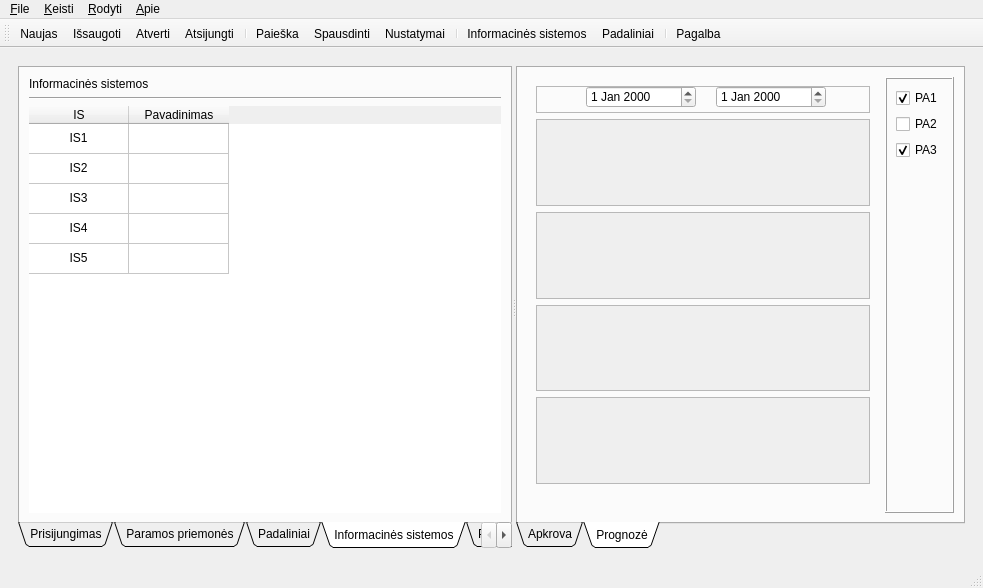
Qt form 3/layout/mainwindow.ui (tuxmark5/HCI) before a commit.
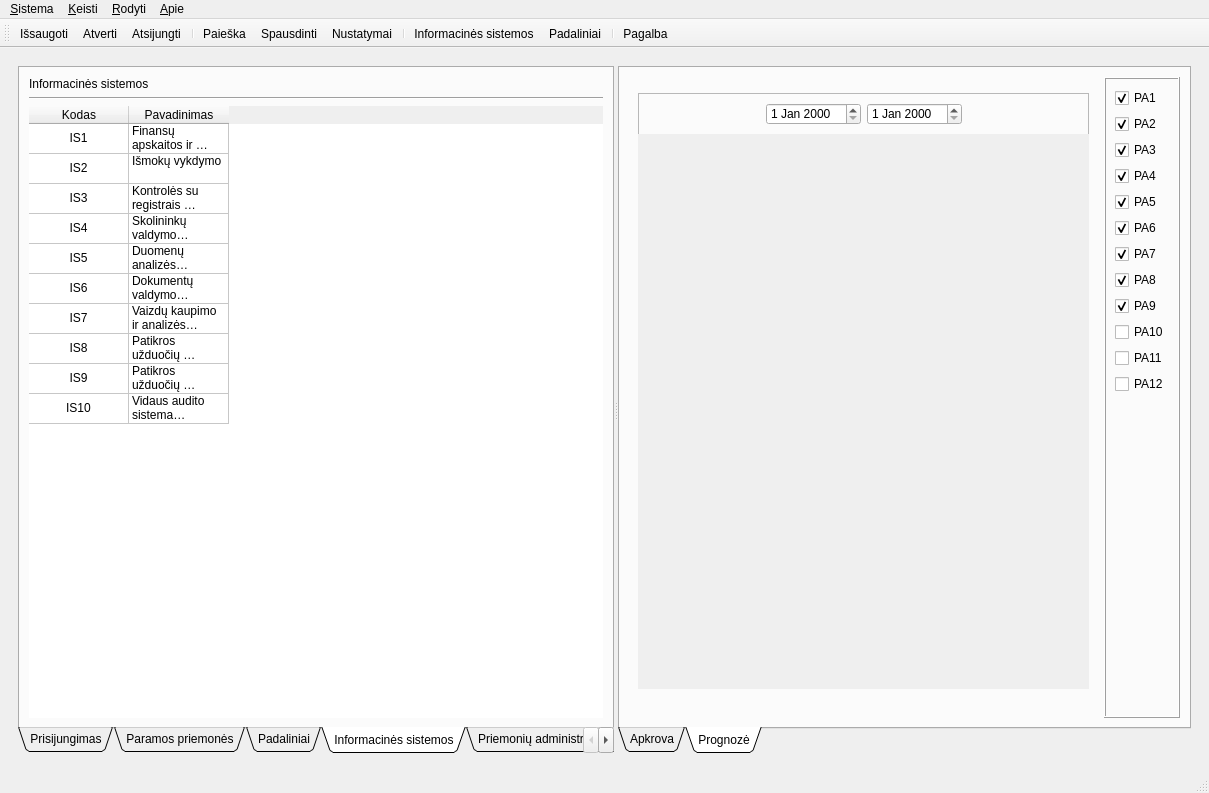
The same form after that commit. The open tabs and pages were chosen to show the change. Icons and pictures are not drawn.

What changed in the file:
```diff
--- a/3/layout/mainwindow.ui
+++ b/3/layout/mainwindow.ui
@@ -6,8 +6,8 @@
    <rect>
     <x>0</x>
     <y>0</y>
-    <width>983</width>
-    <height>588</height>
+    <width>1209</width>
+    <height>793</height>
    </rect>
   </property>
   <property name="minimumSize">
@@ -58,7 +58,7 @@
            <enum>QTabWidget::Triangular</enum>
           </property>
           <property name="currentIndex">
-           <number>7</number>
+           <number>3</number>
           </property>
           <property name="elideMode">
            <enum>Qt::ElideNone</enum>
@@ -126,7 +126,7 @@
                   </size>
                  </property>
                  <property name="title">
-                  <string>Prisijungimo duomenys</string>
+                  <string>Duomenys</string>
                  </property>
                  <layout class="QFormLayout" name="formLayout">
                   <property name="fieldGrowthPolicy">
@@ -280,19 +280,6 @@
                  </layout>
                 </widget>
                </item>
-               <item>
-                <spacer name="verticalSpacer_3">
-                 <property name="orientation">
-                  <enum>Qt::Vertical</enum>
-                 </property>
-                 <property name="sizeHint" stdset="0">
-                  <size>
-                   <width>20</width>
-                   <height>155</height>
-                  </size>
-                 </property>
-                </spacer>
-               </item>
                <item>
                 <spacer name="horizontalSpacer_2">
                  <property name="orientation">
@@ -650,9 +637,34 @@
                 <string>5.</string>
                </property>
               </row>
+              <row>
+               <property name="text">
+                <string>New Row</string>
+               </property>
+              </row>
+              <row>
+               <property name="text">
+                <string>New Row</string>
+               </property>
+              </row>
+              <row>
+               <property name="text">
+                <string>New Row</string>
+               </property>
+              </row>
+              <row>
+               <property name="text">
+                <string>New Row</string>
+               </property>
+              </row>
+              <row>
+               <property name="text">
+                <string>New Row</string>
+               </property>
+              </row>
               <column>
                <property name="text">
-                <string>IS</string>
+                <string>Kodas</string>
                </property>
                <property name="textAlignment">
                 <set>AlignHCenter|AlignVCenter|AlignCenter</set>
@@ -673,7 +685,8 @@
               </item>
               <item row="0" column="1">
                <property name="text">
-                <string/>
+                <string>Finansų apskaitos ir valdymo
+</string>
                </property>
               </item>
               <item row="1" column="0">
@@ -686,7 +699,8 @@
               </item>
               <item row="1" column="1">
                <property name="text">
-                <string/>
+                <string>Išmokų vykdymo
+</string>
                </property>
               </item>
               <item row="2" column="0">
@@ -699,7 +713,8 @@
               </item>
               <item row="2" column="1">
                <property name="text">
-                <string/>
+                <string>Kontrolės su registrais 
+</string>
                </property>
               </item>
               <item row="3" column="0">
@@ -712,7 +727,8 @@
               </item>
               <item row="3" column="1">
                <property name="text">
-                <string/>
+                <string>Skolininkų valdymo
+</string>
                </property>
               </item>
               <item row="4" column="0">
@@ -723,6 +739,82 @@
                 <set>AlignHCenter|AlignVCenter|AlignCenter</set>
                </property>
               </item>
+              <item row="4" column="1">
+               <property name="text">
+                <string>Duomenų analizės
+</string>
+               </property>
+              </item>
+              <item row="5" column="0">
+               <property name="text">
+                <string>IS6</string>
+               </property>
+               <property name="textAlignment">
+                <set>AlignHCenter|AlignVCenter|AlignCenter</set>
+               </property>
+              </item>
+              <item row="5" column="1">
+               <property name="text">
+                <string>Dokumentų valdymo
+</string>
+               </property>
+              </item>
+              <item row="6" column="0">
+               <property name="text">
+                <string>IS7</string>
+               </property>
+               <property name="textAlignment">
+                <set>AlignHCenter|AlignVCenter|AlignCenter</set>
+               </property>
+              </item>
+              <item row="6" column="1">
+               <property name="text">
+                <string>Vaizdų kaupimo ir analizės
+</string>
+               </property>
+              </item>
+              <item row="7" column="0">
+               <property name="text">
+                <string>IS8</string>
+               </property>
+               <property name="textAlignment">
+                <set>AlignHCenter|AlignVCenter|AlignCenter</set>
+               </property>
+              </item>
+              <item row="7" column="1">
+               <property name="text">
+                <string>Patikros užduočių planavimo 
+</string>
+               </property>
+              </item>
+              <item row="8" column="0">
+               <property name="text">
+                <string>IS9</string>
+               </property>
+               <property name="textAlignment">
+                <set>AlignHCenter|AlignVCenter|AlignCenter</set>
+               </property>
+              </item>
+              <item row="8" column="1">
+               <property name="text">
+                <string>Patikros užduočių vykdymo 
+</string>
+               </property>
+              </item>
+              <item row="9" column="0">
+               <property name="text">
+                <string>IS10</string>
+               </property>
+               <property name="textAlignment">
+                <set>AlignHCenter|AlignVCenter|AlignCenter</set>
+               </property>
+              </item>
+              <item row="9" column="1">
+               <property name="text">
+                <string>Vidaus audito sistema
+</string>
+               </property>
+              </item>
              </widget>
             </item>
            </layout>
@@ -1133,41 +1225,23 @@
            <attribute name="title">
             <string>Istoriniai duomenys</string>
            </attribute>
+           <layout class="QVBoxLayout" name="verticalLayout_11">
+            <item>
            <widget class="QLabel" name="label_8">
-            <property name="geometry">
-             <rect>
-              <x>10</x>
-              <y>10</y>
-              <width>241</width>
-              <height>16</height>
-             </rect>
-            </property>
             <property name="text">
              <string>Istoriniai duomenys</string>
             </property>
            </widget>
+            </item>
+            <item>
            <widget class="Line" name="line_6">
-            <property name="geometry">
-             <rect>
-              <x>70</x>
-              <y>40</y>
-              <width>118</width>
-              <height>3</height>
-             </rect>
-            </property>
             <property name="orientation">
              <enum>Qt::Horizontal</enum>
             </property>
            </widget>
+            </item>
+            <item>
            <widget class="QTableWidget" name="tableWidget_7">
-            <property name="geometry">
-             <rect>
-              <x>10</x>
-              <y>50</y>
-              <width>471</width>
-              <height>151</height>
-             </rect>
-            </property>
             <attribute name="verticalHeaderVisible">
              <bool>false</bool>
             </attribute>
@@ -1247,6 +1321,8 @@
              </property>
             </item>
            </widget>
+            </item>
+           </layout>
           </widget>
          </widget>
          <widget class="QTabWidget" name="tabWidget_2">
@@ -1280,70 +1356,142 @@
               </property>
               <layout class="QVBoxLayout" name="verticalLayout_13">
                <item>
-                <widget class="QScrollArea" name="scrollArea_5">
+                <widget class="QScrollArea" name="scrollArea_10">
+                 <property name="minimumSize">
+                  <size>
+                   <width>0</width>
+                   <height>0</height>
+                  </size>
+                 </property>
+                 <property name="frameShape">
+                  <enum>QFrame::NoFrame</enum>
+                 </property>
                  <property name="widgetResizable">
                   <bool>true</bool>
                  </property>
-                 <widget class="QWidget" name="scrollAreaWidgetContents_5">
+                 <widget class="QWidget" name="scrollAreaWidgetContents_10">
                   <property name="geometry">
                    <rect>
                     <x>0</x>
                     <y>0</y>
-                    <width>330</width>
-                    <height>93</height>
+                    <width>1180</width>
+                    <height>700</height>
                    </rect>
                   </property>
-                 </widget>
-                </widget>
+                  <layout class="QVBoxLayout" name="verticalLayout_15">
+                   <item>
+                    <widget class="QLabel" name="label_9">
+                     <property name="sizePolicy">
+                      <sizepolicy hsizetype="Preferred" vsizetype="Preferred">
+                       <horstretch>0</horstretch>
+                       <verstretch>0</verstretch>
+                      </sizepolicy>
+                     </property>
+                     <property name="minimumSize">
+                      <size>
+                       <width>0</width>
+                       <height>0</height>
+                      </size>
+                     </property>
+                     <property name="text">
+                      <string/>
+                     </property>
+                     <property name="pixmap">
+                      <pixmap>images/Function_graphics.png</pixmap>
+                     </property>
+                     <property name="scaledContents">
+                      <bool>false</bool>
+                     </property>
+                     <property name="margin">
+                      <number>0</number>
+                     </property>
+                    </widget>
                </item>
                <item>
-                <widget class="QScrollArea" name="scrollArea_6">
-                 <property name="widgetResizable">
-                  <bool>true</bool>
-                 </property>
-                 <widget class="QWidget" name="scrollAreaWidgetContents_6">
-                  <property name="geometry">
-                   <rect>
-                    <x>0</x>
-                    <y>0</y>
-                    <width>330</width>
-                    <height>92</height>
-                   </rect>
-                  </property>
-                 </widget>
-                </widget>
+                    <widget class="QLabel" name="label_10">
+                     <property name="sizePolicy">
+                      <sizepolicy hsizetype="Preferred" vsizetype="Preferred">
+                       <horstretch>0</horstretch>
+                       <verstretch>0</verstretch>
+                      </sizepolicy>
+                     </property>
+                     <property name="minimumSize">
+                      <size>
+                       <width>0</width>
+                       <height>0</height>
+                      </size>
+                     </property>
+                     <property name="text">
+                      <string/>
+                     </property>
+                     <property name="pixmap">
+                      <pixmap>images/apkrova_line.png</pixmap>
+                     </property>
+                     <property name="scaledContents">
+                      <bool>false</bool>
+                     </property>
+                     <property name="margin">
+                      <number>0</number>
+                     </property>
+                    </widget>
                </item>
                <item>
-                <widget class="QScrollArea" name="scrollArea_7">
-                 <property name="widgetResizable">
-                  <bool>true</bool>
-                 </property>
-                 <widget class="QWidget" name="scrollAreaWidgetContents_7">
-                  <property name="geometry">
-                   <rect>
-                    <x>0</x>
-                    <y>0</y>
-                    <width>330</width>
-                    <height>93</height>
-                   </rect>
-                  </property>
-                 </widget>
-                </widget>
+                    <widget class="QLabel" name="label_11">
+                     <property name="sizePolicy">
+                      <sizepolicy hsizetype="Preferred" vsizetype="Preferred">
+                       <horstretch>0</horstretch>
+                       <verstretch>0</verstretch>
+                      </sizepolicy>
+                     </property>
+                     <property name="minimumSize">
+                      <size>
+                       <width>0</width>
+                       <height>0</height>
+                      </size>
+                     </property>
+                     <property name="text">
+                      <string/>
+                     </property>
+                     <property name="pixmap">
+                      <pixmap>images/Function_graphics.png</pixmap>
+                     </property>
+                     <property name="scaledContents">
+                      <bool>false</bool>
+                     </property>
+                     <property name="margin">
+                      <number>0</number>
+                     </property>
+                    </widget>
                </item>
                <item>
-                <widget class="QScrollArea" name="scrollArea_8">
-                 <property name="widgetResizable">
-                  <bool>true</bool>
-                 </property>
-                 <widget class="QWidget" name="scrollAreaWidgetContents_8">
-                  <property name="geometry">
-                   <rect>
-                    <x>0</x>
-                    <y>0</y>
-                    <width>330</width>
-                    <height>92</height>
-                   </rect>
-                  </property>
+                    <widget class="QLabel" name="label_12">
+                     <property name="sizePolicy">
+                      <sizepolicy hsizetype="Preferred" vsizetype="Preferred">
+                       <horstretch>0</horstretch>
+                       <verstretch>0</verstretch>
+                      </sizepolicy>
+                     </property>
+                     <property name="minimumSize">
+                      <size>
+                       <width>0</width>
+                       <height>0</height>
+                      </size>
+                     </property>
+                     <property name="text">
+                      <string/>
+                     </property>
+                     <property name="pixmap">
+                      <pixmap>images/Function_graphics.png</pixmap>
+                     </property>
+                     <property name="scaledContents">
+                      <bool>false</bool>
+                     </property>
+                     <property name="margin">
+                      <number>0</number>
+                     </property>
+                    </widget>
+                   </item>
+                  </layout>
                  </widget>
                 </widget>
                </item>
@@ -1402,6 +1550,96 @@
                  </property>
                 </widget>
                </item>
+               <item>
+                <widget class="QCheckBox" name="checkBox_24">
+                 <property name="text">
+                  <string>PA4</string>
+                 </property>
+                 <property name="checked">
+                  <bool>true</bool>
+                 </property>
+                </widget>
+               </item>
+               <item>
+                <widget class="QCheckBox" name="checkBox_16">
+                 <property name="text">
+                  <string>PA5</string>
+                 </property>
+                 <property name="checked">
+                  <bool>true</bool>
+                 </property>
+                </widget>
+               </item>
+               <item>
+                <widget class="QCheckBox" name="checkBox_18">
+                 <property name="text">
+                  <string>PA6</string>
+                 </property>
+                 <property name="checked">
+                  <bool>true</bool>
+                 </property>
+                </widget>
+               </item>
+               <item>
+                <widget class="QCheckBox" name="checkBox_22">
+                 <property name="text">
+                  <string>PA7</string>
+                 </property>
+                 <property name="checked">
+                  <bool>true</bool>
+                 </property>
+                </widget>
+               </item>
+               <item>
+                <widget class="QCheckBox" name="checkBox_19">
+                 <property name="text">
+                  <string>PA8</string>
+                 </property>
+                 <property name="checked">
+                  <bool>true</bool>
+                 </property>
+                </widget>
+               </item>
+               <item>
+                <widget class="QCheckBox" name="checkBox_17">
+                 <property name="text">
+                  <string>PA9</string>
+                 </property>
+                 <property name="checked">
+                  <bool>true</bool>
+                 </property>
+                </widget>
+               </item>
+               <item>
+                <widget class="QCheckBox" name="checkBox_20">
+                 <property name="text">
+                  <string>PA10</string>
+                 </property>
+                 <property name="checked">
+                  <bool>false</bool>
+                 </property>
+                </widget>
+               </item>
+               <item>
+                <widget class="QCheckBox" name="checkBox_23">
+                 <property name="text">
+                  <string>PA11</string>
+                 </property>
+                 <property name="checked">
+                  <bool>false</bool>
+                 </property>
+                </widget>
+               </item>
+               <item>
+                <widget class="QCheckBox" name="checkBox_21">
+                 <property name="text">
+                  <string>PA12</string>
+                 </property>
+                 <property name="checked">
+                  <bool>false</bool>
+                 </property>
+                </widget>
+               </item>
                <item>
                 <spacer name="verticalSpacer_5">
                  <property name="orientation">
@@ -1439,7 +1677,7 @@
                  <property name="minimumSize">
                   <size>
                    <width>0</width>
-                   <height>27</height>
+                   <height>42</height>
                   </size>
                  </property>
                  <property name="maximumSize">
@@ -1454,95 +1692,112 @@
                  <property name="frameShadow">
                   <enum>QFrame::Raised</enum>
                  </property>
-                 <widget class="QDateEdit" name="dateEdit">
-                  <property name="geometry">
-                   <rect>
-                    <x>50</x>
-                    <y>0</y>
-                    <width>110</width>
-                    <height>22</height>
-                   </rect>
-                  </property>
-                 </widget>
-                 <widget class="QDateEdit" name="dateEdit_2">
-                  <property name="geometry">
-                   <rect>
-                    <x>180</x>
-                    <y>0</y>
-                    <width>110</width>
-                    <height>22</height>
-                   </rect>
-                  </property>
-                 </widget>
-                </widget>
+                 <layout class="QHBoxLayout" name="horizontalLayout_3">
+                  <item>
+                   <spacer name="horizontalSpacer_4">
+                    <property name="orientation">
+                     <enum>Qt::Horizontal</enum>
+                    </property>
+                    <property name="sizeHint" stdset="0">
+                     <size>
+                      <width>40</width>
+                      <height>20</height>
+                     </size>
+                    </property>
+                   </spacer>
                </item>
                <item>
-                <widget class="QScrollArea" name="scrollArea_4">
-                 <property name="widgetResizable">
-                  <bool>true</bool>
-                 </property>
-                 <widget class="QWidget" name="scrollAreaWidgetContents_4">
-                  <property name="geometry">
-                   <rect>
-                    <x>0</x>
-                    <y>0</y>
-                    <width>330</width>
-                    <height>84</height>
-                   </rect>
-                  </property>
-                 </widget>
-                </widget>
+                   <widget class="QDateEdit" name="dateEdit"/>
+                  </item>
+                  <item>
+                   <widget class="QDateEdit" name="dateEdit_2"/>
+                  </item>
+                  <item>
+                   <spacer name="horizontalSpacer_5">
+                    <property name="orientation">
+                     <enum>Qt::Horizontal</enum>
+                    </property>
+                    <property name="sizeHint" stdset="0">
+                     <size>
+                      <width>40</width>
+                      <height>20</height>
+                     </size>
+                    </property>
+                   </spacer>
+                  </item>
+                 </layout>
+                </widget>
                </item>
                <item>
-                <widget class="QScrollArea" name="scrollArea_3">
+                <widget class="QScrollArea" name="scrollArea_9">
+                 <property name="frameShape">
+                  <enum>QFrame::NoFrame</enum>
+                 </property>
                  <property name="widgetResizable">
                   <bool>true</bool>
                  </property>
-                 <widget class="QWidget" name="scrollAreaWidgetContents_3">
+                 <widget class="QWidget" name="scrollAreaWidgetContents_9">
                   <property name="geometry">
                    <rect>
                     <x>0</x>
                     <y>0</y>
-                    <width>330</width>
-                    <height>85</height>
+                    <width>501</width>
+                    <height>536</height>
                    </rect>
                   </property>
-                  <zorder>scrollArea_4</zorder>
-                 </widget>
-                </widget>
+                  <layout class="QVBoxLayout" name="verticalLayout_10">
+                   <item>
+                    <widget class="QLabel" name="label_16">
+                     <property name="sizePolicy">
+                      <sizepolicy hsizetype="Preferred" vsizetype="Preferred">
+                       <horstretch>0</horstretch>
+                       <verstretch>0</verstretch>
+                      </sizepolicy>
+                     </property>
+                     <property name="minimumSize">
+                      <size>
+                       <width>0</width>
+                       <height>0</height>
+                      </size>
+                     </property>
+                     <property name="text">
+                      <string/>
+                     </property>
+                     <property name="pixmap">
+                      <pixmap>images/prognozes_bar_chart.png</pixmap>
+                     </property>
+                     <property name="scaledContents">
+                      <bool>false</bool>
+                     </property>
+                     <property name="margin">
+                      <number>0</number>
+                     </property>
+                    </widget>
                </item>
                <item>
-                <widget class="QScrollArea" name="scrollArea_2">
-                 <property name="widgetResizable">
-                  <bool>true</bool>
-                 </property>
-                 <widget class="QWidget" name="scrollAreaWidgetContents_2">
-                  <property name="geometry">
-                   <rect>
-                    <x>0</x>
-                    <y>0</y>
-                    <width>330</width>
-                    <height>84</height>
-                   </rect>
-                  </property>
-                 </widget>
-                </widget>
+                    <widget class="QLabel" name="label_13">
+                     <property name="text">
+                      <string/>
+                     </property>
+                     <property name="pixmap">
+                      <pixmap>images/prognozes_table.png</pixmap>
+                     </property>
+                    </widget>
                </item>
                <item>
-                <widget class="QScrollArea" name="scrollArea">
-                 <property name="widgetResizable">
-                  <bool>true</bool>
-                 </property>
-                 <widget class="QWidget" name="scrollAreaWidgetContents">
-                  <property name="geometry">
-                   <rect>
-                    <x>0</x>
-                    <y>0</y>
-                    <width>330</width>
-                    <height>84</height>
-                   </rect>
-                  </property>
-                  <layout class="QVBoxLayout" name="verticalLayout_10"/>
+                    <spacer name="verticalSpacer_3">
+                     <property name="orientation">
+                      <enum>Qt::Vertical</enum>
+                     </property>
+                     <property name="sizeHint" stdset="0">
+                      <size>
+                       <width>20</width>
+                       <height>40</height>
+                      </size>
+                     </property>
+                    </spacer>
+                   </item>
+                  </layout>
                  </widget>
                 </widget>
                </item>
@@ -1587,7 +1842,7 @@
                   <string>PA2</string>
                  </property>
                  <property name="checked">
-                  <bool>false</bool>
+                  <bool>true</bool>
                  </property>
                 </widget>
                </item>
@@ -1601,6 +1856,96 @@
                  </property>
                 </widget>
                </item>
+               <item>
+                <widget class="QCheckBox" name="checkBox_7">
+                 <property name="text">
+                  <string>PA4</string>
+                 </property>
+                 <property name="checked">
+                  <bool>true</bool>
+                 </property>
+                </widget>
+               </item>
+               <item>
+                <widget class="QCheckBox" name="checkBox_9">
+                 <property name="text">
+                  <string>PA5</string>
+                 </property>
+                 <property name="checked">
+                  <bool>true</bool>
+                 </property>
+                </widget>
+               </item>
+               <item>
+                <widget class="QCheckBox" name="checkBox_8">
+                 <property name="text">
+                  <string>PA6</string>
+                 </property>
+                 <property name="checked">
+                  <bool>true</bool>
+                 </property>
+                </widget>
+               </item>
+               <item>
+                <widget class="QCheckBox" name="checkBox_11">
+                 <property name="text">
+                  <string>PA7</string>
+                 </property>
+                 <property name="checked">
+                  <bool>true</bool>
+                 </property>
+                </widget>
+               </item>
+               <item>
+                <widget class="QCheckBox" name="checkBox_10">
+                 <property name="text">
+                  <string>PA8</string>
+                 </property>
+                 <property name="checked">
+                  <bool>true</bool>
+                 </property>
+                </widget>
+               </item>
+               <item>
+                <widget class="QCheckBox" name="checkBox_12">
+                 <property name="text">
+                  <string>PA9</string>
+                 </property>
+                 <property name="checked">
+                  <bool>true</bool>
+                 </property>
+                </widget>
+               </item>
+               <item>
+                <widget class="QCheckBox" name="checkBox_13">
+                 <property name="text">
+                  <string>PA10</string>
+                 </property>
+                 <property name="checked">
+                  <bool>false</bool>
+                 </property>
+                </widget>
+               </item>
+               <item>
+                <widget class="QCheckBox" name="checkBox_14">
+                 <property name="text">
+                  <string>PA11</string>
+                 </property>
+                 <property name="checked">
+                  <bool>false</bool>
+                 </property>
+                </widget>
+               </item>
+               <item>
+                <widget class="QCheckBox" name="checkBox_15">
+                 <property name="text">
+                  <string>PA12</string>
+                 </property>
+                 <property name="checked">
+                  <bool>false</bool>
+                 </property>
+                </widget>
+               </item>
                <item>
                 <spacer name="verticalSpacer_4">
                  <property name="orientation">
@@ -1632,25 +1977,24 @@
     <rect>
      <x>0</x>
      <y>0</y>
-     <width>983</width>
+     <width>1209</width>
      <height>21</height>
     </rect>
    </property>
    <widget class="QMenu" name="menuLabas">
     <property name="title">
-     <string>&amp;File</string>
+     <string>&amp;Sistema</string>
     </property>
-    <addaction name="actionNaujas_2"/>
     <addaction name="actionAtverti_2"/>
     <addaction name="separator"/>
     <addaction name="actionFile"/>
-    <addaction name="actionI_saugoti_kaip"/>
     <addaction name="separator"/>
     <addaction name="actionImportuoti"/>
     <addaction name="actionEksportuoti"/>
     <addaction name="separator"/>
     <addaction name="actionNustatymai"/>
     <addaction name="actionSpausdinti"/>
+    <addaction name="separator"/>
     <addaction name="actionAtsijungti"/>
     <addaction name="actionU_daryti"/>
    </widget>
@@ -1665,6 +2009,7 @@
      <string>&amp;Apie</string>
     </property>
     <addaction name="actionPagalba"/>
+    <addaction name="actionApie_sistem"/>
    </widget>
    <widget class="QMenu" name="menuRodyti">
     <property name="title">
@@ -1704,7 +2049,6 @@
    <attribute name="toolBarBreak">
     <bool>false</bool>
    </attribute>
-   <addaction name="actionNaujas_2"/>
    <addaction name="actionFile"/>
    <addaction name="actionAtverti_2"/>
    <addaction name="actionAtsijungti"/>
@@ -1886,6 +2230,11 @@
     <string>F1</string>
    </property>
   </action>
+  <action name="actionApie_sistem">
+   <property name="text">
+    <string>Apie sistemą</string>
+   </property>
+  </action>
  </widget>
  <resources/>
  <connections/>
```
Lines whose indentation alone changed are shown as unchanged.
